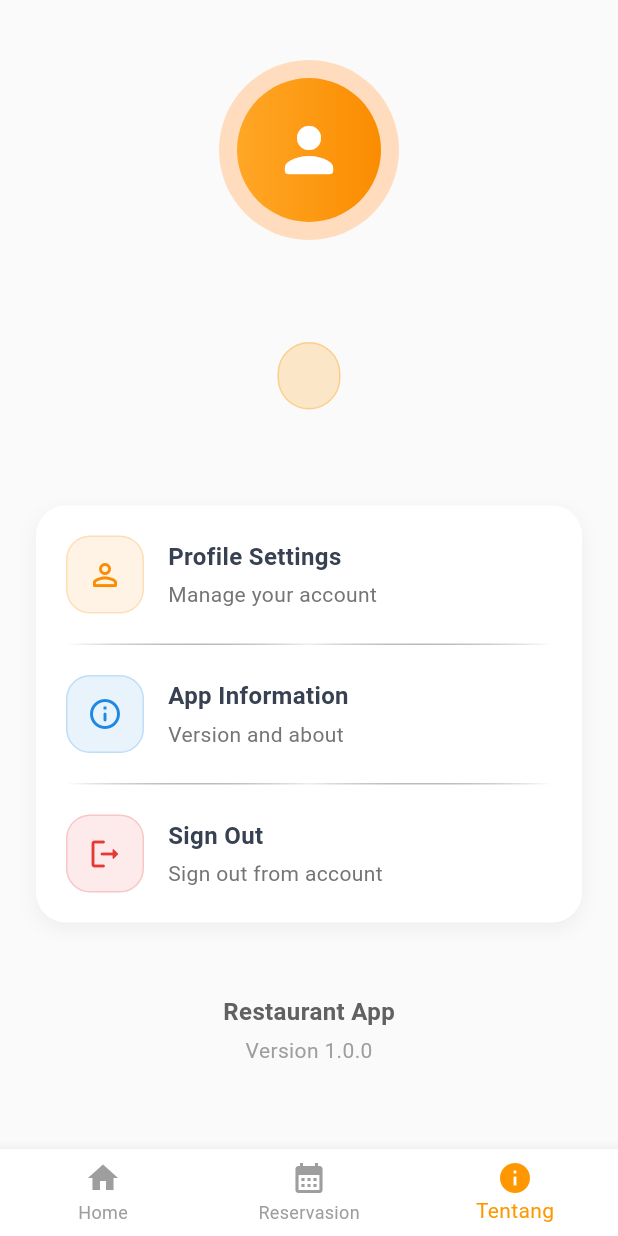
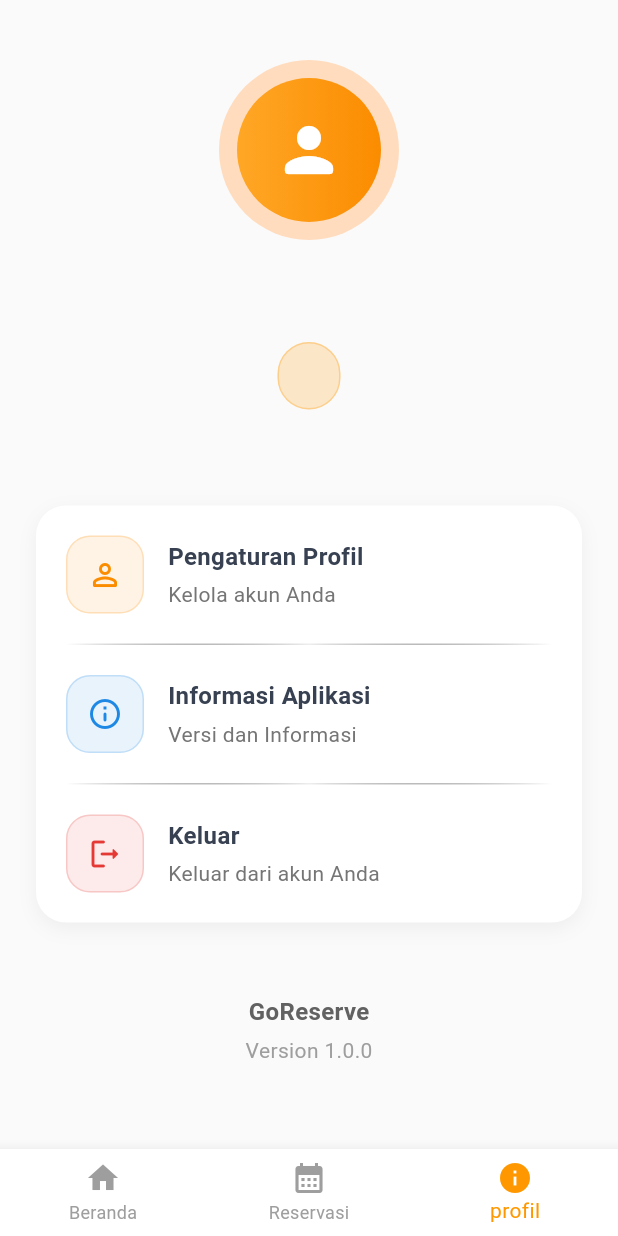
Before and after one commit to DestyAlamanda/tugas_16_flutter, a Flutter app: the ButtomNavbar screen opened directly, item 3 of the bottom bar chosen, on a phone screen of 412 x 824 dp. Run offline on Flutter 3.47's test engine with Material 3 defaults, Android fonts, the phone set to English and light mode, and no system bars; our stand-ins replace carousel_slider, image_picker, shared_preferences; accounts and stored records are empty; network calls fail.

Commit message:
final task [GoReserve App]

```diff
--- a/lib/views/button_navbar.dart
+++ b/lib/views/button_navbar.dart
@@ -35,12 +35,12 @@ class _ButtomNavbarState extends State<ButtomNavbar> {
           });
         },
         items: [
-          BottomNavigationBarItem(icon: Icon(Icons.home), label: 'Home'),
+          BottomNavigationBarItem(icon: Icon(Icons.home), label: 'Beranda'),
           BottomNavigationBarItem(
             icon: Icon(Icons.calendar_month),
-            label: 'Reservasion',
+            label: 'Reservasi',
           ),
-          BottomNavigationBarItem(icon: Icon(Icons.info), label: 'Tentang'),
+          BottomNavigationBarItem(icon: Icon(Icons.info), label: 'profil'),
         ],
       ),
     );
--- a/lib/views/menu/menu_page.dart
+++ b/lib/views/menu/menu_page.dart
@@ -87,7 +87,7 @@ class _MenuPageState extends State<MenuPage> {
                               )
                             : Container(
                                 width: double.infinity,
-                                color: Colors.grey[200],
+                                color: Colors.orange[50],
                                 child: const Center(
                                   child: Icon(
                                     Icons.fastfood,
@@ -180,7 +180,7 @@ class _MenuPageState extends State<MenuPage> {
                                 : Icons.favorite_border_rounded,
                             key: ValueKey(isLiked),
                             size: 18,
-                            color: isLiked ? Colors.orange : Colors.grey[600],
+                            color: isLiked ? Colors.orange : Colors.orange,
                           ),
                         ),
                       ),
--- a/lib/views/profil/profile.dart
+++ b/lib/views/profil/profile.dart
@@ -122,8 +122,8 @@ class _AboutPageState extends State<AboutPage> {
                     children: [
                       _buildSetting(
                         Icons.person_outline_rounded,
-                        'Profile Settings',
-                        'Manage your account',
+                        'Pengaturan Profil',
+                        'Kelola akun Anda',
                         Colors.orange.shade600,
                         true,
                         onTap: () async {
@@ -145,16 +145,16 @@ class _AboutPageState extends State<AboutPage> {
                       _divider(),
                       _buildSetting(
                         Icons.info_outline_rounded,
-                        'App Information',
-                        'Version and about',
+                        'Informasi Aplikasi',
+                        'Versi dan Informasi',
                         Colors.blue.shade600,
                         false,
                       ),
                       _divider(),
                       _buildSetting(
                         Icons.logout_rounded,
-                        'Sign Out',
-                        'Sign out from account',
+                        'Keluar',
+                        'Keluar dari akun Anda',
                         Colors.red.shade600,
                         false,
                         onTap: () => LogOutButton.handleLogout(context),
@@ -170,7 +170,7 @@ class _AboutPageState extends State<AboutPage> {
                 child: Column(
                   children: [
                     Text(
-                      "Restaurant App",
+                      "GoReserve",
                       style: TextStyle(
                         fontSize: 16,
                         fontWeight: FontWeight.w600,
```
Also changed, not shown: lib/auth/login.dart (+8 -21 lines), lib/auth/splash_screen.dart (+5 -25 lines), lib/views/home.dart (+7 -36 lines), lib/views/menu/detail_menu.dart (+5 -3 lines), lib/views/menu/update_menu.dart (+12 -2 lines), lib/views/profil/edit_profil.dart (+10 -6 lines), lib/views/reservasi/add_reservation.dart (+9 -1 lines), lib/views/reservasi/reservation.dart (+9 -4 lines), lib/widgets/section_title.dart (added, +28 -0 lines), assets/images/Screenshot 2025-09-12 040148.png (added), assets/images/Seblak7.png (added), assets/images/ayam_geprek.png (added), assets/images/font_logo.png (added), assets/images/goreserve.png (added), 1 more files.
